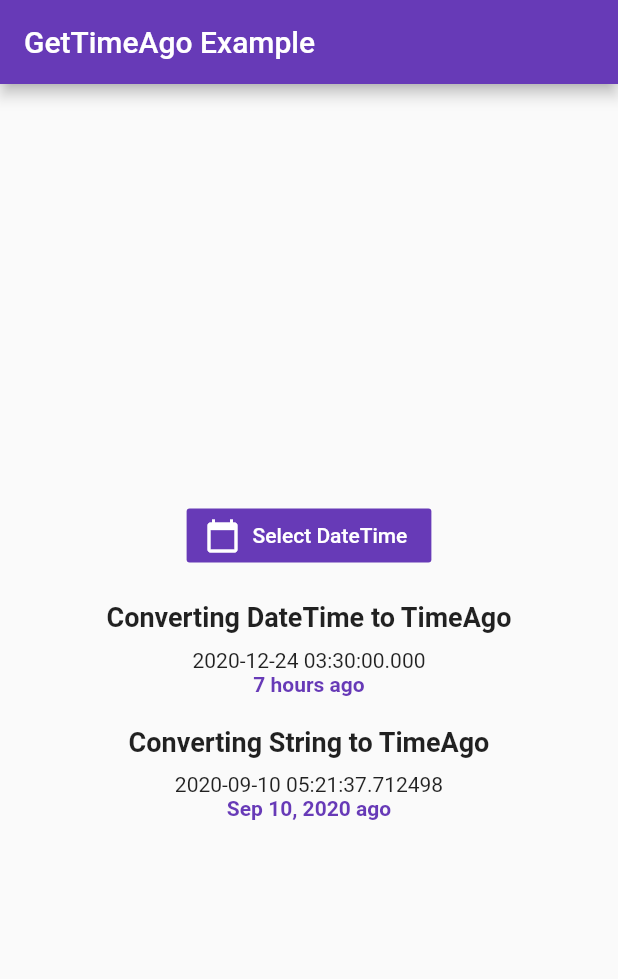
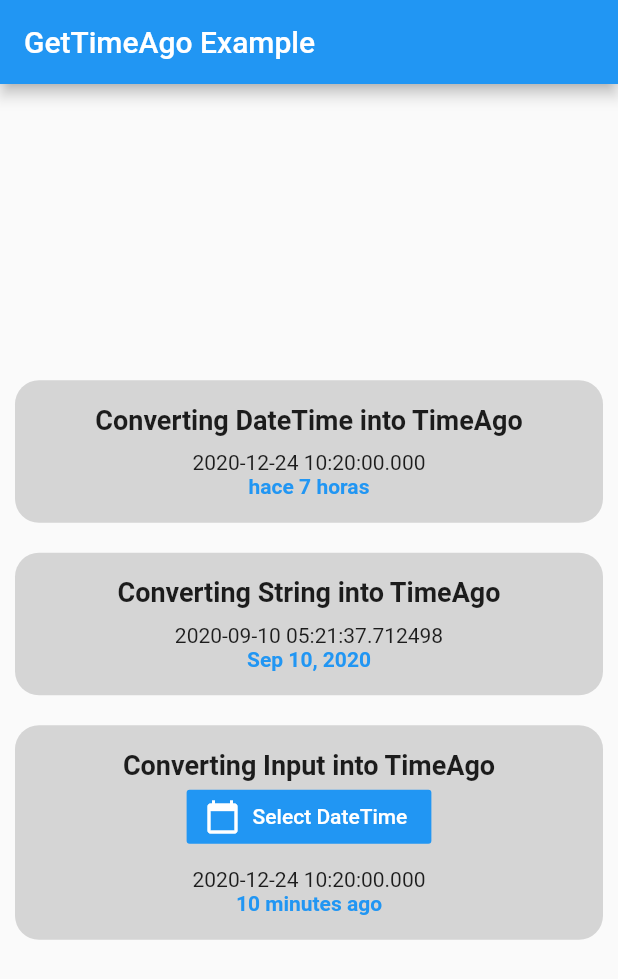
Before and after one commit to nixrajput/get-time-ago, a Flutter app: the screen it shows after launch, on a phone screen of 412 x 824 dp. Shown: the top 979 px of the screen. Run offline on Flutter 3.47's test engine with Material 2 defaults, Android fonts, the phone set to English and light mode, and no system bars.

Commit message:
updated to version 0.1.0

```diff
--- a/example/lib/main.dart
+++ b/example/lib/main.dart
@@ -9,9 +9,11 @@ class MyApp extends StatelessWidget {
         title: 'GetTimeAgo Example',
         debugShowCheckedModeBanner: false,
         theme: ThemeData(
-          primarySwatch: Colors.deepPurple,
             visualDensity: VisualDensity.adaptivePlatformDensity,
-        ),
+            brightness: Brightness.light),
+        darkTheme: ThemeData(
+            visualDensity: VisualDensity.adaptivePlatformDensity,
+            brightness: Brightness.dark),
         home: HomePage(),
       );
 }
@@ -22,7 +24,8 @@ class HomePage extends StatefulWidget {
 }
 
 class _HomePageState extends State<HomePage> {
-  var _dateTime = DateTime.now().subtract(const Duration(hours: 7));
+  var _dateTime = DateTime.now().subtract(const Duration(minutes: 10));
+  final _sevenHoursAgo = DateTime.now().subtract(const Duration(hours: 7));
   final _timestamp = '2020-09-10 05:21:37.712498';
 
   Future<void> _selectDate() async {
@@ -39,28 +42,78 @@ class _HomePageState extends State<HomePage> {
   }
 
   @override
+  void initState() {
+    super.initState();
+  }
+
+  @override
   Widget build(BuildContext context) => Scaffold(
         appBar: AppBar(
           title: const Text('GetTimeAgo Example'),
         ),
         body: Container(
-          padding: const EdgeInsets.symmetric(vertical: 10.0, horizontal: 20.0),
+          padding: const EdgeInsets.all(10.0),
           child: Center(
             child: Column(
               mainAxisSize: MainAxisSize.min,
               mainAxisAlignment: MainAxisAlignment.center,
               children: [
+                CustomContainer(
+                  child: Column(
+                    children: [
+                      const Text(
+                        'Converting DateTime into TimeAgo',
+                        style: TextStyle(
+                            fontSize: 18.0, fontWeight: FontWeight.bold),
+                      ),
+                      const SizedBox(height: 10.0),
+                      Text(_dateTime.toString()),
+                      Text(
+                        TimeAgo.getTimeAgo(_sevenHoursAgo, locale: 'es'),
+                        style: TextStyle(
+                            color: Theme.of(context).accentColor,
+                            fontWeight: FontWeight.bold),
+                      ),
+                    ],
+                  ),
+                ),
+                const SizedBox(height: 20.0),
+                CustomContainer(
+                  child: Column(
+                    mainAxisSize: MainAxisSize.min,
+                    children: [
+                      const Text(
+                        'Converting String into TimeAgo',
+                        style: TextStyle(
+                            fontSize: 18.0, fontWeight: FontWeight.bold),
+                      ),
+                      const SizedBox(height: 10.0),
+                      Text(_timestamp),
+                      Text(
+                        TimeAgo.getTimeAgo(DateTime.parse(_timestamp)),
+                        style: TextStyle(
+                            color: Theme.of(context).accentColor,
+                            fontWeight: FontWeight.bold),
+                      ),
+                    ],
+                  ),
+                ),
+                const SizedBox(height: 20.0),
+                CustomContainer(
+                  child: Column(
+                    mainAxisSize: MainAxisSize.min,
+                    children: [
+                      const Text(
+                        'Converting Input into TimeAgo',
+                        style: TextStyle(
+                            fontSize: 18.0, fontWeight: FontWeight.bold),
+                      ),
                       FlatButton.icon(
                         onPressed: _selectDate,
                         label: const Text('Select DateTime'),
                         color: Theme.of(context).accentColor,
                         textColor: Colors.white,
                         icon: const Icon(Icons.calendar_today),
-                ),
-                const SizedBox(height: 20.0),
-                const Text(
-                  'Converting DateTime to TimeAgo',
-                  style: TextStyle(fontSize: 18.0, fontWeight: FontWeight.bold),
                       ),
                       const SizedBox(height: 10.0),
                       Text(_dateTime.toString()),
@@ -70,18 +123,8 @@ class _HomePageState extends State<HomePage> {
                             color: Theme.of(context).accentColor,
                             fontWeight: FontWeight.bold),
                       ),
-                const SizedBox(height: 20.0),
-                const Text(
-                  'Converting String to TimeAgo',
-                  style: TextStyle(fontSize: 18.0, fontWeight: FontWeight.bold),
+                    ],
                   ),
-                const SizedBox(height: 10.0),
-                Text(_timestamp),
-                Text(
-                  TimeAgo.getTimeAgo(DateTime.parse(_timestamp)),
-                  style: TextStyle(
-                      color: Theme.of(context).accentColor,
-                      fontWeight: FontWeight.bold),
                 )
               ],
             ),
@@ -89,3 +132,20 @@ class _HomePageState extends State<HomePage> {
         ),
       );
 }
+
+class CustomContainer extends StatelessWidget {
+  final Widget child;
+
+  const CustomContainer({Key key, this.child}) : super(key: key);
+  @override
+  Widget build(BuildContext context) {
+    return Container(
+      width: double.infinity,
+      padding: const EdgeInsets.all(16.0),
+      decoration: BoxDecoration(
+          color: Colors.black.withOpacity(0.15),
+          borderRadius: const BorderRadius.all(Radius.circular(16.0))),
+      child: child,
+    );
+  }
+}
--- a/lib/get_time_ago.dart
+++ b/lib/get_time_ago.dart
@@ -61,26 +61,47 @@ class TimeAgo {
     final num days = hours / 24;
 
     String msg;
+    String result;
     if (seconds < 59) {
       msg = _message.secsAgo(seconds.round());
+      result = [_prefix, msg, _suffix]
+          .where((res) => res != null && res.isNotEmpty)
+          .join(_message.wordSeparator());
     } else if (seconds < 119) {
       msg = _message.minAgo(minutes.round());
+      result = [_prefix, msg, _suffix]
+          .where((res) => res != null && res.isNotEmpty)
+          .join(_message.wordSeparator());
     } else if (minutes < 59) {
       msg = _message.minsAgo(minutes.round());
+      result = [_prefix, msg, _suffix]
+          .where((res) => res != null && res.isNotEmpty)
+          .join(_message.wordSeparator());
     } else if (minutes < 119) {
       msg = _message.hourAgo(hours.round());
+      result = [_prefix, msg, _suffix]
+          .where((res) => res != null && res.isNotEmpty)
+          .join(_message.wordSeparator());
     } else if (hours < 24) {
       msg = _message.hoursAgo(hours.round());
+      result = [_prefix, msg, _suffix]
+          .where((res) => res != null && res.isNotEmpty)
+          .join(_message.wordSeparator());
     } else if (hours < 48) {
       msg = _message.dayAgo(hours.round());
-    } else if (days < 7) {
+      result = [_prefix, msg, _suffix]
+          .where((res) => res != null && res.isNotEmpty)
+          .join(_message.wordSeparator());
+    } else if (days < 8) {
       msg = _message.daysAgo(days.round());
+      result = [_prefix, msg, _suffix]
+          .where((res) => res != null && res.isNotEmpty)
+          .join(_message.wordSeparator());
     } else {
       msg = date;
+      result = date;
     }
 
-    return [_prefix, msg, _suffix]
-        .where((result) => result != null && result.isNotEmpty)
-        .join(_message.wordSeparator());
+    return result;
   }
 }
--- a/pubspec.yaml
+++ b/pubspec.yaml
@@ -1,7 +1,6 @@
 name: get_time_ago
 description: A new Flutter plugin to format DateTime in seconds ago, minutes ago, hours ago, days ago and date.
 version: 0.1.0
-author: NixLab Inc.
 homepage: https://github.com/nixrajput/get-time-ago
 
 environment:
```
Lines whose indentation alone changed are shown as unchanged.
